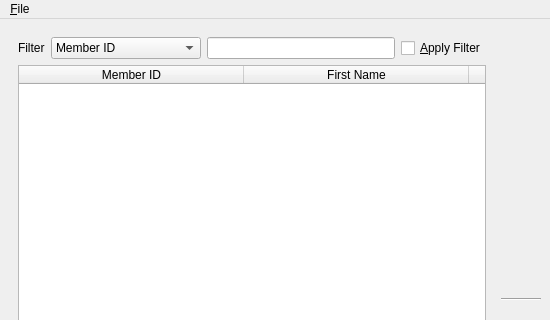
Qt form UI/biblioteq_members_browser.ui (textbrowser/biblioteq) before a commit; both pictures show x 0 to 550 and y 0 to 320 of the 550 by 614 pixel window.
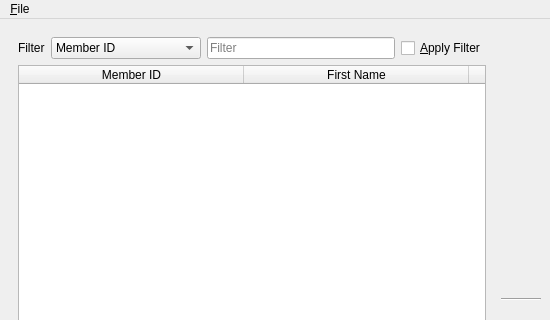
The same form after that commit. Icons and pictures are not drawn.

Diff of the .ui file:
```diff
--- a/UI/biblioteq_members_browser.ui
+++ b/UI/biblioteq_members_browser.ui
@@ -56,6 +56,9 @@
            <property name="maxLength">
             <number>128</number>
            </property>
+           <property name="placeholderText">
+            <string>Filter</string>
+           </property>
           </widget>
          </item>
          <item>
```
